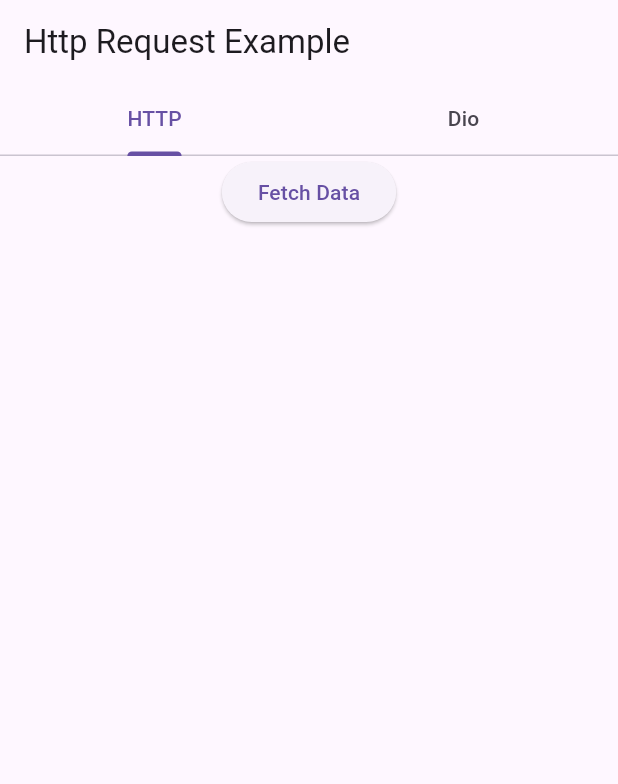
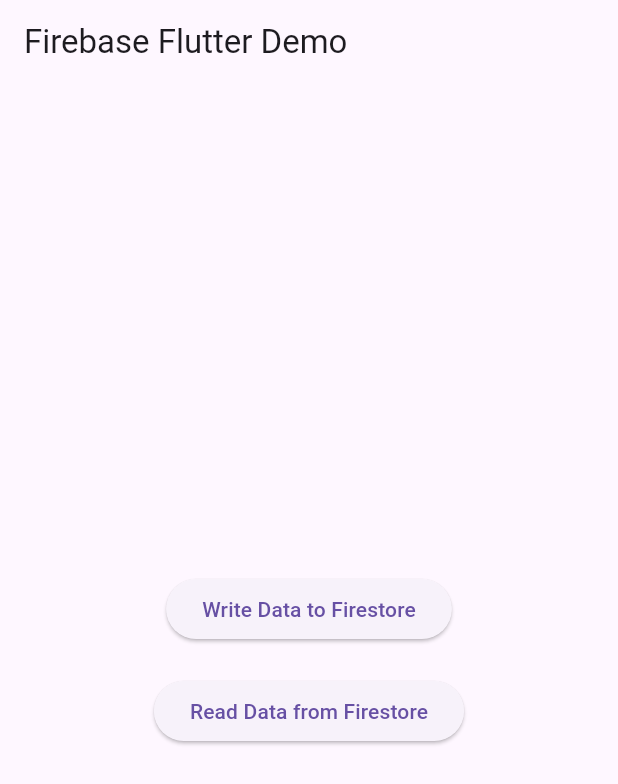
Before and after one commit to MohammadUmer526/flutter_Assigments, a Flutter app: the screen it shows after launch, on a phone screen of 412 x 824 dp. Shown: the top 784 px of the screen. Run offline on Flutter 3.47's test engine with Material 3 defaults, Android fonts, the phone set to English and light mode, and no system bars; our stand-ins replace cloud_firestore, firebase_auth, firebase_core; accounts and stored records are empty.

Commit message:
Task 5 pushed

```diff
--- a/lib/api_service.dart
+++ /dev/null
@@ -1,16 +0,0 @@
-import 'dart:convert';
-import 'package:http/http.dart' as http;
-
-class ApiService {
-  static const String baseUrl = "https://jsonplaceholder.typicode.com";
-
-  Future<List<Map<String, dynamic>>> fetchData() async {
-    final response = await http.get(Uri.parse('$baseUrl/todos'));
-    if (response.statusCode == 200) {
-      List<dynamic> data = json.decode(response.body);
-      return data.cast<Map<String, dynamic>>();
-    } else {
-      throw Exception('Failed to load data!');
-    }
-  }
-}
--- a/lib/main.dart
+++ b/lib/main.dart
@@ -1,9 +1,17 @@
-import 'dart:async' show Future;
+import 'package:firebase_auth/firebase_auth.dart';
 import 'package:flutter/material.dart';
-import 'api_service.dart';
-import 'dio_service.dart';
+import 'package:firebase_core/firebase_core.dart';
+import 'package:cloud_firestore/cloud_firestore.dart';
+import 'firebase_options.dart';
 
-void main() {
+void main() async {
+  WidgetsFlutterBinding.ensureInitialized();
+  await Firebase.initializeApp(
+    options: DefaultFirebaseOptions.currentPlatform,
+  );
+  var user = FirebaseAuth.instance.currentUser;
+  print("Current User: $user");
+
   runApp(MyApp());
 }
 
@@ -11,6 +19,7 @@
   @override
   Widget build(BuildContext context) {
     return MaterialApp(
+      title: 'Firebase Flutter Demo',
       home: MyHomePage(),
     );
   }
@@ -22,112 +31,53 @@
 }
 
 class _MyHomePageState extends State<MyHomePage> {
-  final ApiService apiService = ApiService();
-  final DioService dioService = DioService();
-
-  List<Map<String, dynamic>> apiData = [];
-  Map<String, dynamic> dioData = {};
-
   @override
   Widget build(BuildContext context) {
-    // TODO: implement build
-
-    return DefaultTabController(
-        length: 2,
-        child: Scaffold(
-          appBar: AppBar(
-            title: Text('Http Request Example'),
-            bottom: TabBar(
-              tabs: [
-                Tab(text: 'HTTP'),
-                Tab(text: 'Dio'),
-              ],
+    return Scaffold(
+      appBar: AppBar(
+        title: Text('Firebase Flutter Demo'),
+      ),
+      body: Center(
+        child: Column(
+          mainAxisAlignment: MainAxisAlignment.center,
+          children: <Widget>[
+            ElevatedButton(
+              onPressed: () async {
+                // Write data to Firestore
+                await addData();
+              },
+              child: Text('Write Data to Firestore'),
             ),
-          ),
-          body: TabBarView(
-            children: [
-              _buildHttpTab(),
-              _buildDioTab(),
-            ],
-          ),
-        ));
-  }
-
-  Widget _buildHttpTab() {
-    return Center(
-      child: Column(
-        mainAxisAlignment: MainAxisAlignment.center,
-        children: [
-          ElevatedButton(
-            onPressed: () {
-              _fetchHttpData();
-            },
-            child: Text('Fetch Data'),
-          ),
-          SizedBox(height: 20),
-          Expanded(
-            child: ListView.builder(
-              itemCount: apiData.length,
-              itemBuilder: (context, index) {
-                return ListTile(
-                  title: Text('Title: ${apiData[index]['title']}'),
-                  subtitle: Text('Completed: ${apiData[index]['completed']}'),
-                );
+            SizedBox(height: 20),
+            ElevatedButton(
+              onPressed: () async {
+                // Read data from Firestore
+                await fetchData();
               },
+              child: Text('Read Data from Firestore'),
             ),
-          ),
-        ],
+          ],
+        ),
       ),
     );
   }
 
-  Widget _buildDioTab() {
-    return Center(
-      child: Column(
-        mainAxisAlignment: MainAxisAlignment.center,
-        children: [
-          ElevatedButton(
-            onPressed: () {
-              _fetchDioData(context);
-            },
-            child: Text('Fetch Data'),
-          ),
-          SizedBox(height: 20),
-          Text('Dio Response:'),
-          SizedBox(height: 10),
-          Expanded(
-            child: Container(
-              padding: EdgeInsets.all(10),
-              color: Colors.grey[200],
-              child: SingleChildScrollView(
-                child: Text(dioData.toString()),
-              ),
-            ),
-          ),
-        ],
-      ),
-    );
+  Future<void> addData() async {
+    // Replace 'data' with the actual name of your collection
+    await FirebaseFirestore.instance.collection('data').add({
+      'field1': 'value1',
+      'field2': 'value2',
+    });
+    print('Data added to Firestore');
   }
 
-  Future<void> _fetchHttpData() async {
-    try {
-      List<Map<String, dynamic>> result = await apiService.fetchData();
-      setState(() {
-        apiData = result;
-      });
-    } catch (e) {
-      print('Error ${e}');
-    }
-  }
+  Future<void> fetchData() async {
+    // Replace 'data' with the actual name of your collection
+    QuerySnapshot querySnapshot =
+        await FirebaseFirestore.instance.collection('data').get();
 
-  Future<void> _fetchDioData(BuildContext context) async {
-    try {
-      Map<String, dynamic> result = await dioService.fetchData(context);
-      setState(() {
-        dioData = result;
-      });
-    } catch (e) {
-      print('Dio Error: $e');
-    }
+    querySnapshot.docs.forEach((doc) {
+      print(doc.data());
+    });
   }
 }
--- a/pubspec.yaml
+++ b/pubspec.yaml
@@ -40,7 +40,9 @@
   http: ^1.1.0
   dio: ^4.0.0
   another_flushbar: ^1.12.29
-
+  cloud_firestore: ^4.13.3
+  firebase_core: ^2.24.0
+  firebase_auth: ^4.15.0
 dev_dependencies:
   flutter_test:
     sdk: flutter
```
Also changed, not shown: lib/dio_service.dart (deleted, +0 -34 lines), lib/firebase_options.dart (added), pubspec.lock, 15 other files.
